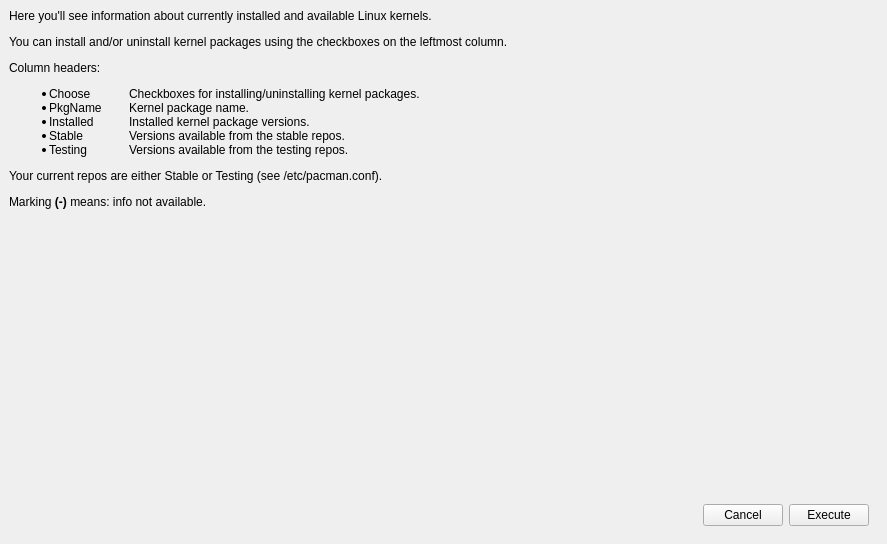
Before: the Qt Designer form src/km-window.ui in CachyOS/kernel-manager, drawn with Qt 5.
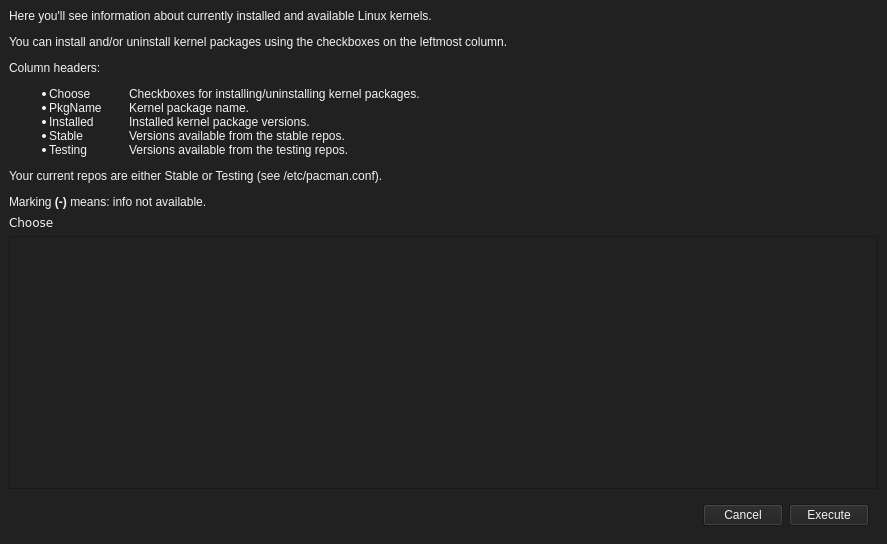
After: the same form once the commit is applied.

```diff
--- a/src/km-window.ui
+++ b/src/km-window.ui
@@ -13,6 +13,10 @@
   <property name="windowTitle">
    <string>CachyOS Kernel Manager</string>
   </property>
+  <property name="styleSheet">
+   <string notr="true">background: #212121;
+color: #f2f2f2;</string>
+  </property>
   <widget class="QWidget" name="centralwidget">
    <layout class="QVBoxLayout" name="verticalLayout">
     <item>
@@ -35,17 +39,14 @@
      </widget>
     </item>
     <item>
-     <spacer name="verticalSpacer">
-      <property name="orientation">
-       <enum>Qt::Vertical</enum>
+     <widget class="QLabel" name="label_2">
+      <property name="text">
+       <string>&lt;code&gt;Choose&lt;/code&gt;</string>
       </property>
-      <property name="sizeHint" stdset="0">
-       <size>
-        <width>20</width>
-        <height>40</height>
-       </size>
-      </property>
-     </spacer>
+     </widget>
+    </item>
+    <item>
+     <widget class="QListView" name="list"/>
     </item>
     <item>
      <widget class="QWidget" name="widget" native="true">
```
